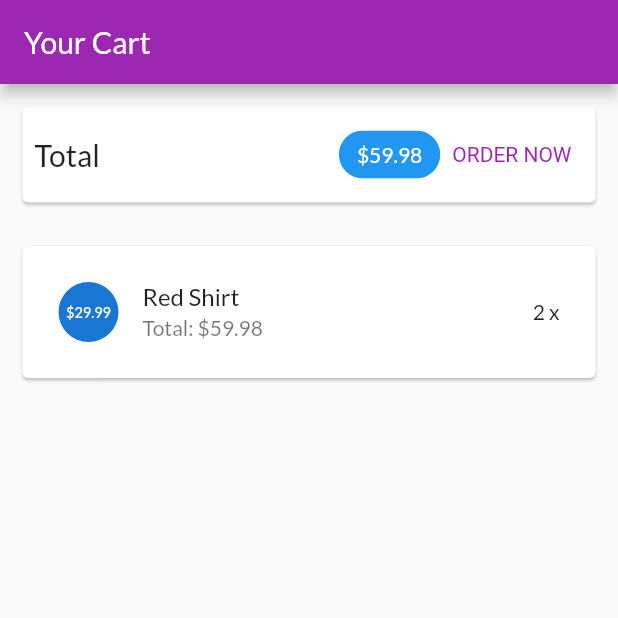
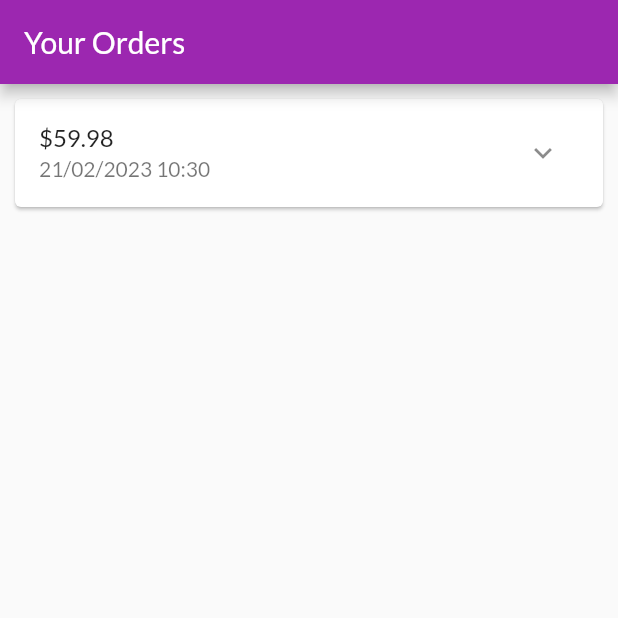
Before and after one commit to duongb1910356/chatapp, a Flutter app: the screen it shows after launch, on a phone screen of 412 x 824 dp, the top half of it. Run offline on Flutter 3.47's test engine with Material 2 defaults, Android fonts, the phone set to English and light mode, and no system bars.

Commit message:
Xay dung trang cac dat hang

```diff
--- a/lib/main.dart
+++ b/lib/main.dart
@@ -1,10 +1,12 @@
 import 'package:flutter/material.dart';
 import 'package:myshop/ui/cart/cart_screen.dart';
+import 'package:myshop/ui/orders/orders_sceen.dart';
 import 'package:myshop/ui/products/product_detail_screen.dart';
 import 'package:myshop/ui/products/product_overview_screen.dart';
 import 'package:myshop/ui/products/products_manager.dart';
 import 'package:myshop/ui/products/user_products_screen.dart';
 import 'ui/cart/cart_screen.dart';
+import 'ui/orders/orders_sceen.dart';
 // import 'ui/products/products_manager.dart';
 // import 'ui/products/product_detail_screen.dart';
 // import './models/product.dart';
@@ -32,7 +34,7 @@ class MyApp extends StatelessWidget {
         ).copyWith(secondary: Colors.deepOrange),
       ),
       home: const SafeArea(
-        child: CartScreen(),
+        child: OrdersScreen(),
       ),
     );
   }
--- /dev/null
+++ b/lib/models/order_item.dart
@@ -0,0 +1,33 @@
+import 'cart_item.dart';
+
+class OrderItem {
+  final String? id;
+  final double amount;
+  final List<CartItem> products;
+  final DateTime dateTime;
+
+  int get productCount {
+    return products.length;
+  }
+
+  OrderItem({
+    this.id,
+    required this.amount,
+    required this.products,
+    DateTime? dateTime,
+  }) : dateTime = dateTime ?? DateTime.now();
+
+  OrderItem copyWith({
+    String? id,
+    double? amount,
+    List<CartItem>? products,
+    DateTime? dateTime,
+  }) {
+    return OrderItem(
+      id: id ?? this.id,
+      amount: amount ?? this.amount,
+      products: products ?? this.products,
+      dateTime: dateTime ?? this.dateTime,
+    );
+  }
+}
--- /dev/null
+++ b/lib/ui/orders/order_item_card.dart
@@ -0,0 +1,77 @@
+import 'dart:math';
+import 'package:flutter/material.dart';
+import 'package:intl/intl.dart';
+
+import '../../models/order_item.dart';
+
+class OrderItemCard extends StatefulWidget {
+  final OrderItem order;
+  const OrderItemCard(this.order, {super.key});
+
+  @override
+  State<OrderItemCard> createState() => _OrderItemCardState();
+}
+
+class _OrderItemCardState extends State<OrderItemCard> {
+  var _expanded = false;
+
+  @override
+  Widget build(BuildContext context) {
+    return Card(
+      margin: const EdgeInsets.all(10),
+      child: Column(
+        children: <Widget>[
+          buildOrderSummary(),
+          if (_expanded) buildOrderDetails()
+        ],
+      ),
+    );
+  }
+
+  Widget buildOrderDetails() {
+    return Container(
+      padding: const EdgeInsets.symmetric(horizontal: 15, vertical: 4),
+      height: min(widget.order.productCount * 20.0 + 10, 100),
+      child: ListView(
+        children: widget.order.products
+            .map((prod) => Row(
+                  mainAxisAlignment: MainAxisAlignment.spaceBetween,
+                  children: <Widget>[
+                    Text(
+                      prod.title,
+                      style: const TextStyle(
+                        fontSize: 18,
+                        fontWeight: FontWeight.bold,
+                      ),
+                    ),
+                    Text(
+                      '${prod.quantity}x \$${prod.price}',
+                      style: const TextStyle(
+                        fontSize: 18,
+                        color: Colors.grey,
+                      ),
+                    )
+                  ],
+                ))
+            .toList(),
+      ),
+    );
+  }
+
+  Widget buildOrderSummary() {
+    return ListTile(
+      title: Text('\$${widget.order.amount}'),
+      subtitle: Text(
+        DateFormat('dd/MM/yyyy hh:mm').format(widget.order.dateTime),
+      ),
+      trailing: IconButton(
+        icon: Icon(_expanded ? Icons.expand_less : Icons.expand_more),
+        onPressed: () {
+          setState(() {
+            _expanded = !_expanded;
+          });
+        },
+      ),
+    );
+  }
+}
--- /dev/null
+++ b/lib/ui/orders/order_manager.dart
@@ -0,0 +1,30 @@
+import 'package:flutter/widgets.dart';
+
+import '../../models/cart_item.dart';
+import '../../models/order_item.dart';
+
+class OrdersManager with ChangeNotifier {
+  final List<OrderItem> _orders = [
+    OrderItem(
+      id: 'o1',
+      amount: 59.98,
+      products: [
+        CartItem(
+          id: 'c1',
+          title: 'Red Shirt',
+          price: 29.99,
+          quantity: 2,
+        )
+      ],
+      dateTime: DateTime.now(),
+    )
+  ];
+
+  int get orderCount {
+    return _orders.length;
+  }
+
+  List<OrderItem> get orders {
+    return [..._orders];
+  }
+}
--- /dev/null
+++ b/lib/ui/orders/orders_sceen.dart
@@ -0,0 +1,22 @@
+import 'package:flutter/material.dart';
+import 'order_manager.dart';
+import 'order_item_card.dart';
+
+class OrdersScreen extends StatelessWidget {
+  const OrdersScreen({super.key});
+
+  @override
+  Widget build(BuildContext context) {
+    print('building orders');
+    final ordersManager = OrdersManager();
+    return Scaffold(
+      appBar: AppBar(
+        title: const Text('Your Orders'),
+      ),
+      body: ListView.builder(
+        itemCount: ordersManager.orderCount,
+        itemBuilder: (ctx, i) => OrderItemCard(ordersManager.orders[i]),
+      ),
+    );
+  }
+}
--- a/pubspec.yaml
+++ b/pubspec.yaml
@@ -12,6 +12,7 @@ dependencies:
   flutter:
     sdk: flutter
   cupertino_icons: ^1.0.2
+  intl: ^0.18.0
 
 dev_dependencies:
   flutter_test:
```
Also changed, not shown: pubspec.lock.
